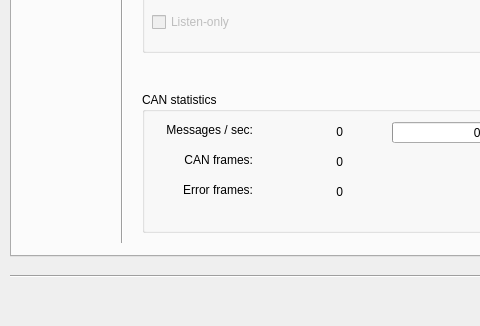
Before: the Qt Designer form source/qcan/applications/server/forms/ServerConfig.ui in canpie/CANpie, drawn with Qt 5; both pictures show x 0 to 480 and y 154 to 480 of the 640 by 480 pixel window.
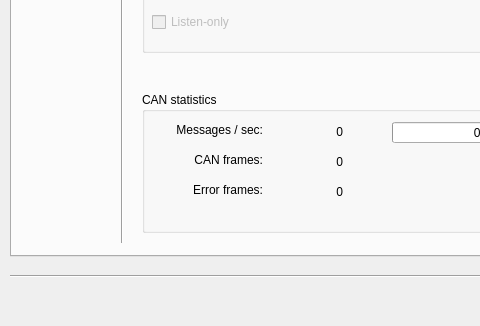
After: the same form once the commit is applied. Icons and pictures are not drawn.

Commit message: Adjusted size of statistic labels

What changed in the file:
```diff
--- a/source/qcan/applications/server/forms/ServerConfig.ui
+++ b/source/qcan/applications/server/forms/ServerConfig.ui
@@ -232,7 +232,7 @@
        <rect>
         <x>10</x>
         <y>30</y>
-        <width>101</width>
+        <width>111</width>
         <height>16</height>
        </rect>
       </property>
@@ -248,7 +248,7 @@
        <rect>
         <x>10</x>
         <y>90</y>
-        <width>101</width>
+        <width>111</width>
         <height>16</height>
        </rect>
       </property>
@@ -264,7 +264,7 @@
        <rect>
         <x>10</x>
         <y>60</y>
-        <width>101</width>
+        <width>111</width>
         <height>16</height>
        </rect>
       </property>
```
